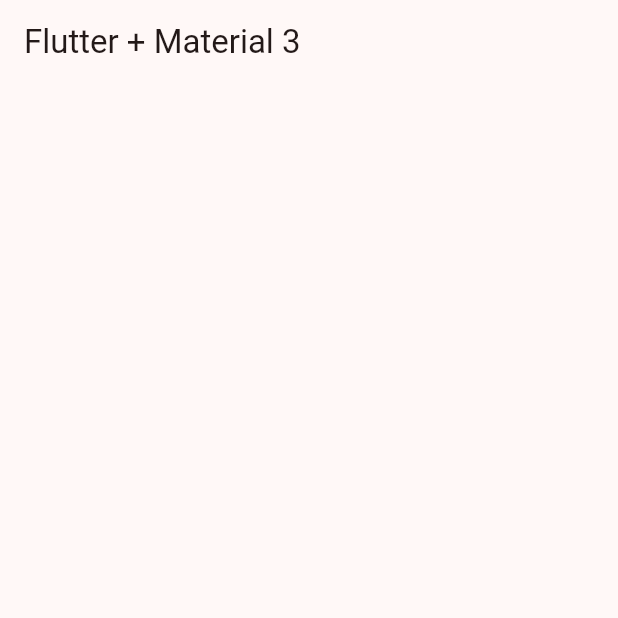
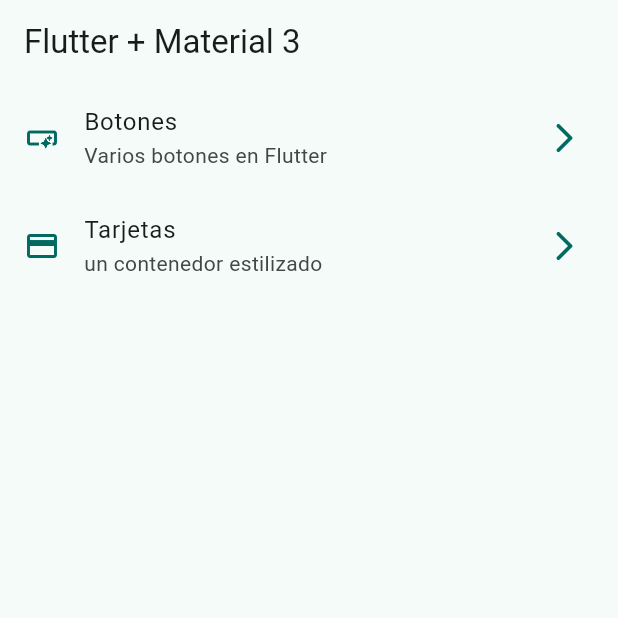
Before and after one commit to Ahtnezev/widgets_app, a Flutter app: the screen it shows after launch, on a phone screen of 412 x 824 dp, the top half of it. Run offline on Flutter 3.47's test engine with Material 3 defaults, Android fonts, the phone set to English and light mode, and no system bars.

Commit message:
homescreen implemented

```diff
--- a/lib/config/menu/menu_items.dart
+++ b/lib/config/menu/menu_items.dart
@@ -1,5 +1,6 @@
 
-import 'package:flutter/material.dart' show IconData, Icons;
+// import 'package:flutter/material.dart' show IconData, Icons;
+import 'package:flutter/material.dart';
 
 class MenuItem {
   final String title;
@@ -7,9 +8,15 @@ class MenuItem {
   final String link;
   final IconData icon;
 
-  const MenuItem({required this.title, required this.subTitle, required this.link, required this.icon});
+  const MenuItem({
+    required this.title,
+    required this.subTitle,
+    required this.link,
+    required this.icon
+  });
+}
 
-  static const appMenuItems = <MenuItem>[
+const appMenuItems = <MenuItem>[
     MenuItem(
       title: 'Botones',
       subTitle: 'Varios botones en Flutter',
@@ -24,5 +31,3 @@ class MenuItem {
       icon: Icons.credit_card
     ),
   ];
-
-}
--- a/lib/main.dart
+++ b/lib/main.dart
@@ -13,7 +13,7 @@ class MainApp extends StatelessWidget {
   Widget build(BuildContext context) {
     return MaterialApp(
       debugShowCheckedModeBanner: false,
-      theme: AppTheme(selectedColor: 3).getTheme(),
+      theme: AppTheme(selectedColor: 1).getTheme(),
       home: const HomeScreen()
     );
   }
--- a/lib/presentation/screens/home/home_screen.dart
+++ b/lib/presentation/screens/home/home_screen.dart
@@ -1,4 +1,5 @@
 import 'package:flutter/material.dart';
+import 'package:widgets_app/config/menu/menu_items.dart';
 
 class HomeScreen extends StatelessWidget {
   const HomeScreen({super.key});
@@ -6,9 +7,54 @@ class HomeScreen extends StatelessWidget {
   @override
   Widget build(BuildContext context) {
     return Scaffold(
-      appBar:  AppBar(
+      appBar: AppBar(
         title: const Text('Flutter + Material 3'),
       ),
+      body: const _HomeView(),
     );
   }
 }
+
+class _HomeView extends StatelessWidget {
+  const _HomeView();
+
+  @override
+  Widget build(BuildContext context) {
+
+    final colors = Theme.of(context).colorScheme;
+
+
+    // .builder -> se crea en tiempo de ejecucion
+    return ListView.builder(
+      itemCount: appMenuItems.length,
+      itemBuilder: (context, index) {
+        final menuItem = appMenuItems[index];
+
+        return _CustomTile(menuItem: menuItem, colors: colors);
+      },
+    );
+  }
+}
+
+class _CustomTile extends StatelessWidget {
+  const _CustomTile({
+    required this.menuItem,
+    required this.colors,
+  });
+
+  final MenuItem menuItem;
+  final ColorScheme colors;
+
+  @override
+  Widget build(BuildContext context) {
+    return ListTile(
+      leading: Icon(menuItem.icon, color: colors.primary,),
+      trailing: Icon(Icons.arrow_forward_ios_rounded, color: colors.primary,),
+      title: Text(menuItem.title),
+      subtitle: Text(menuItem.subTitle),
+      onTap: () {
+        //~ TODO: navegar a otra pantalla
+      },
+    );
+  }
+}
```
